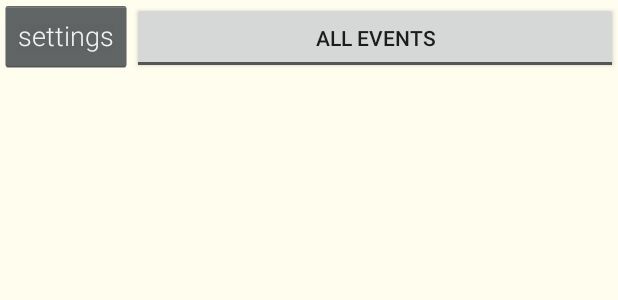
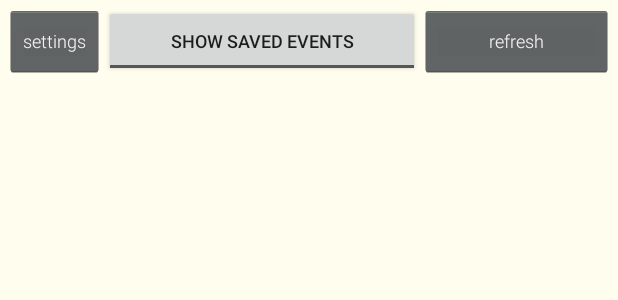
Before and after one commit to niiinja/mprogProject, an Android app: the layout activity_calendar.xml on its own in the app's theme, with its tools: preview values and no code run, on a phone screen of 412 x 824 dp. Shown: the top 300 px of the screen. Run offline under Robolectric (Android 15) with nearby library versions, the phone set to English and light mode, and no system bars.

```diff
--- a/app/build.gradle
+++ b/app/build.gradle
@@ -4,7 +4,7 @@ android {
     compileSdkVersion 26
     defaultConfig {
         applicationId "com.example.s156543.eventjes"
-        minSdkVersion 23
+        minSdkVersion 26
         targetSdkVersion 26
         versionCode 1
         versionName "1.0"
@@ -24,9 +24,12 @@ dependencies {
     implementation 'com.android.support.constraint:constraint-layout:1.1.0'
     implementation 'com.android.volley:volley:1.0.0'
     implementation 'com.squareup.picasso:picasso:2.71828'
+    implementation 'com.android.support:support-annotations:27.1.1'
+
     testImplementation 'junit:junit:4.12'
     androidTestImplementation 'com.android.support.test:runner:1.0.2'
     androidTestImplementation 'com.android.support.test.espresso:espresso-core:3.0.2'
+
 
     compile 'org.jsoup:jsoup:1.11.3'
 
--- a/app/src/main/res/layout/activity_calendar.xml
+++ b/app/src/main/res/layout/activity_calendar.xml
@@ -6,6 +6,7 @@
     android:layout_height="match_parent"
     android:background="@color/colorPrimary"
     android:orientation="vertical"
+    android:padding="3dp"
     tools:context="com.example.s156543.eventjes.CalendarActivity">
 
     <TextView
@@ -13,31 +14,39 @@
         android:layout_width="match_parent"
         android:layout_height="41dp"
         android:layout_weight="1"
-        android:padding="20dp"
         android:text="TextView" />
 
     <LinearLayout
         android:layout_width="match_parent"
         android:layout_height="50dp"
         android:gravity="center_horizontal"
-        android:orientation="horizontal">
+        android:orientation="horizontal"
+        android:padding="0dp">
 
 
         <Button
             android:id="@+id/settings"
             android:layout_width="wrap_content"
             android:layout_height="wrap_content"
-            android:onClick="toSettings"
-            android:text="settings" />
+            android:text="settings"
+            android:textSize="12sp" />
 
         <ToggleButton
             android:id="@+id/switchCalendar"
             android:layout_width="wrap_content"
             android:layout_height="wrap_content"
             android:layout_weight="1"
-            android:text="ToggleButton"
-            android:textOff="all events"
-            android:textOn="saved events" />
+            android:textOff="show saved events"
+            android:textOn="show all events"
+            android:textSize="12sp" />
+
+        <Button
+            android:id="@+id/refresh"
+            android:layout_width="wrap_content"
+            android:layout_height="wrap_content"
+            android:layout_weight="1"
+            android:text="refresh"
+            android:textSize="12sp" />
 
     </LinearLayout>
 
@@ -47,6 +56,7 @@
         android:layout_height="match_parent"
         android:layout_alignParentStart="true"
         android:layout_below="@+id/inputlayout"
+        android:padding="2dp"
         app:layout_constraintEnd_toEndOf="parent">
 
 
```
Also changed, not shown: app/src/main/java/com/example/s156543/eventjes/CalendarActivity.java (+31 -41 lines), app/src/main/java/com/example/s156543/eventjes/CalendarAdapter.java (+7 -19 lines), app/src/main/java/com/example/s156543/eventjes/DetailActivity.java (+12 -11 lines), app/src/main/java/com/example/s156543/eventjes/EventDatabase.java (renamed from app/src/main/java/com/example/s156543/eventjes/eventDatabase.java, +7 -8 lines), app/src/main/java/com/example/s156543/eventjes/EventEntry.java (+1 -49 lines), app/src/main/java/com/example/s156543/eventjes/Scraper.java (+47 -13 lines), app/src/main/java/com/example/s156543/eventjes/SettingsActivity.java (+14 -7 lines).
